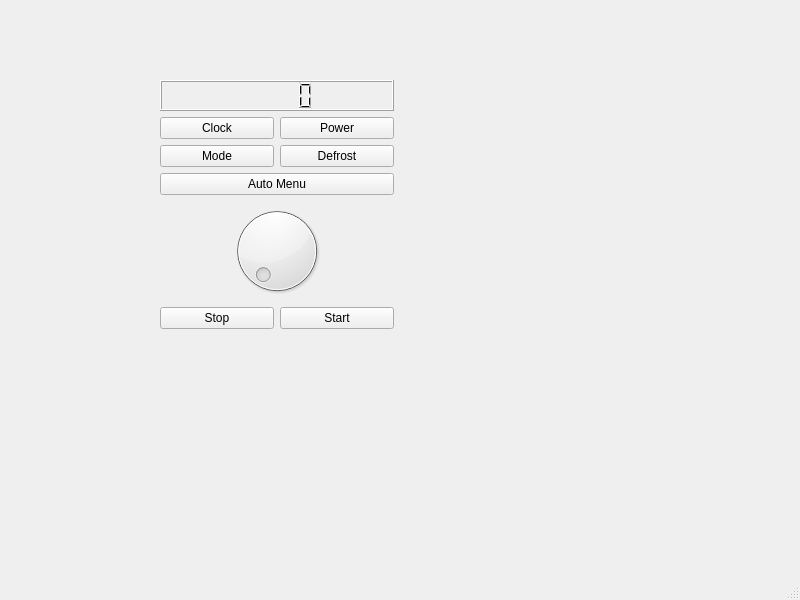
Before: the Qt Designer form mainwindow.ui in 0ranga/microwave, drawn with Qt 5.
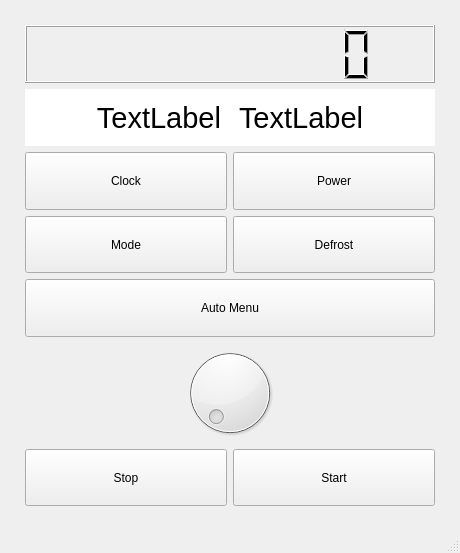
After: the same form once the commit is applied.

Commit message: fixed ui + added state for the clock

What changed in the file:
```diff
--- a/mainwindow.ui
+++ b/mainwindow.ui
@@ -6,31 +6,129 @@
    <rect>
     <x>0</x>
     <y>0</y>
-    <width>800</width>
-    <height>600</height>
+    <width>460</width>
+    <height>553</height>
    </rect>
   </property>
   <property name="windowTitle">
    <string>MainWindow</string>
   </property>
   <widget class="QWidget" name="centralwidget">
-   <widget class="QWidget" name="verticalLayoutWidget">
-    <property name="geometry">
-     <rect>
-      <x>160</x>
-      <y>80</y>
-      <width>234</width>
-      <height>249</height>
-     </rect>
-    </property>
-    <layout class="QVBoxLayout" name="verticalLayout">
+   <layout class="QVBoxLayout" name="verticalLayout_2">
+    <item>
+     <layout class="QVBoxLayout" name="verticalLayout" stretch="0,0,0,0,0,0,0">
+      <property name="spacing">
+       <number>-1</number>
+      </property>
+      <property name="leftMargin">
+       <number>16</number>
+      </property>
+      <property name="topMargin">
+       <number>16</number>
+      </property>
+      <property name="rightMargin">
+       <number>16</number>
+      </property>
+      <property name="bottomMargin">
+       <number>16</number>
+      </property>
      <item>
-      <widget class="QLCDNumber" name="lcdDisplay"/>
+       <widget class="QLCDNumber" name="lcdDisplay">
+        <property name="sizePolicy">
+         <sizepolicy hsizetype="Minimum" vsizetype="Minimum">
+          <horstretch>0</horstretch>
+          <verstretch>0</verstretch>
+         </sizepolicy>
+        </property>
+        <property name="minimumSize">
+         <size>
+          <width>0</width>
+          <height>48</height>
+         </size>
+        </property>
+        <property name="autoFillBackground">
+         <bool>false</bool>
+        </property>
+        <property name="digitCount">
+         <number>10</number>
+        </property>
+       </widget>
+      </item>
+      <item>
+       <layout class="QHBoxLayout" name="horizontalLayout_2">
+        <property name="spacing">
+         <number>0</number>
+        </property>
+        <item>
+         <widget class="QLabel" name="hoursLabel">
+          <property name="sizePolicy">
+           <sizepolicy hsizetype="Preferred" vsizetype="Minimum">
+            <horstretch>0</horstretch>
+            <verstretch>0</verstretch>
+           </sizepolicy>
+          </property>
+          <property name="minimumSize">
+           <size>
+            <width>0</width>
+            <height>36</height>
+           </size>
+          </property>
+          <property name="font">
+           <font>
+            <pointsize>22</pointsize>
+           </font>
+          </property>
+          <property name="styleSheet">
+           <string notr="true">background-color: rgb(255, 255, 255);
+color: rgb(0,0,0);
+padding-right: 2;</string>
+          </property>
+          <property name="text">
+           <string>TextLabel</string>
+          </property>
+          <property name="alignment">
+           <set>Qt::AlignRight|Qt::AlignTrailing|Qt::AlignVCenter</set>
+          </property>
+          <property name="margin">
+           <number>0</number>
+          </property>
+         </widget>
+        </item>
+        <item>
+         <widget class="QLabel" name="minutesLabel">
+          <property name="minimumSize">
+           <size>
+            <width>0</width>
+            <height>36</height>
+           </size>
+          </property>
+          <property name="font">
+           <font>
+            <pointsize>22</pointsize>
+           </font>
+          </property>
+          <property name="styleSheet">
+           <string notr="true">background-color: rgb(255, 255, 255);
+color: rgb(0, 0, 0);
+padding-left: 2;</string>
+          </property>
+          <property name="text">
+           <string>TextLabel</string>
+          </property>
+         </widget>
+        </item>
+       </layout>
      </item>
      <item>
       <layout class="QHBoxLayout" name="horizontalLayout">
        <item>
         <widget class="QPushButton" name="clockButton">
+          <property name="sizePolicy">
+           <sizepolicy hsizetype="Minimum" vsizetype="Preferred">
+            <horstretch>0</horstretch>
+            <verstretch>0</verstretch>
+           </sizepolicy>
+          </property>
          <property name="text">
           <string>Clock</string>
          </property>
@@ -38,6 +136,12 @@
        </item>
        <item>
         <widget class="QPushButton" name="powerButton">
+          <property name="sizePolicy">
+           <sizepolicy hsizetype="Minimum" vsizetype="Preferred">
+            <horstretch>0</horstretch>
+            <verstretch>0</verstretch>
+           </sizepolicy>
+          </property>
          <property name="text">
           <string>Power</string>
          </property>
@@ -49,6 +153,12 @@
       <layout class="QHBoxLayout" name="horizontalLayout_3">
        <item>
         <widget class="QPushButton" name="modeButton">
+          <property name="sizePolicy">
+           <sizepolicy hsizetype="Minimum" vsizetype="Preferred">
+            <horstretch>0</horstretch>
+            <verstretch>0</verstretch>
+           </sizepolicy>
+          </property>
          <property name="text">
           <string>Mode</string>
          </property>
@@ -56,6 +166,12 @@
        </item>
        <item>
         <widget class="QPushButton" name="defrostButton">
+          <property name="sizePolicy">
+           <sizepolicy hsizetype="Minimum" vsizetype="Preferred">
+            <horstretch>0</horstretch>
+            <verstretch>0</verstretch>
+           </sizepolicy>
+          </property>
          <property name="text">
           <string>Defrost</string>
          </property>
@@ -65,18 +181,37 @@
      </item>
      <item>
       <widget class="QPushButton" name="autoButton">
+        <property name="sizePolicy">
+         <sizepolicy hsizetype="Minimum" vsizetype="Preferred">
+          <horstretch>0</horstretch>
+          <verstretch>0</verstretch>
+         </sizepolicy>
+        </property>
        <property name="text">
         <string>Auto Menu</string>
        </property>
       </widget>
      </item>
      <item>
-      <widget class="QDial" name="dial"/>
+       <widget class="QDial" name="dial">
+        <property name="sizePolicy">
+         <sizepolicy hsizetype="Preferred" vsizetype="Preferred">
+          <horstretch>0</horstretch>
+          <verstretch>0</verstretch>
+         </sizepolicy>
+        </property>
+       </widget>
      </item>
      <item>
       <layout class="QHBoxLayout" name="horizontalLayout_4">
        <item>
         <widget class="QPushButton" name="stopButton">
+          <property name="sizePolicy">
+           <sizepolicy hsizetype="Minimum" vsizetype="Preferred">
+            <horstretch>0</horstretch>
+            <verstretch>0</verstretch>
+           </sizepolicy>
+          </property>
          <property name="text">
           <string>Stop</string>
          </property>
@@ -84,6 +219,12 @@
        </item>
        <item>
         <widget class="QPushButton" name="startButton">
+          <property name="sizePolicy">
+           <sizepolicy hsizetype="Minimum" vsizetype="Preferred">
+            <horstretch>0</horstretch>
+            <verstretch>0</verstretch>
+           </sizepolicy>
+          </property>
          <property name="text">
           <string>Start</string>
          </property>
@@ -92,7 +233,8 @@
       </layout>
      </item>
     </layout>
-   </widget>
+    </item>
+   </layout>
   </widget>
   <widget class="QMenuBar" name="menubar">
    <property name="geometry">
```
Left out of the diff: 2 changed lines with no effect on the pictures. Lines whose indentation alone changed are shown as unchanged. The commit also changes 4 other files.
